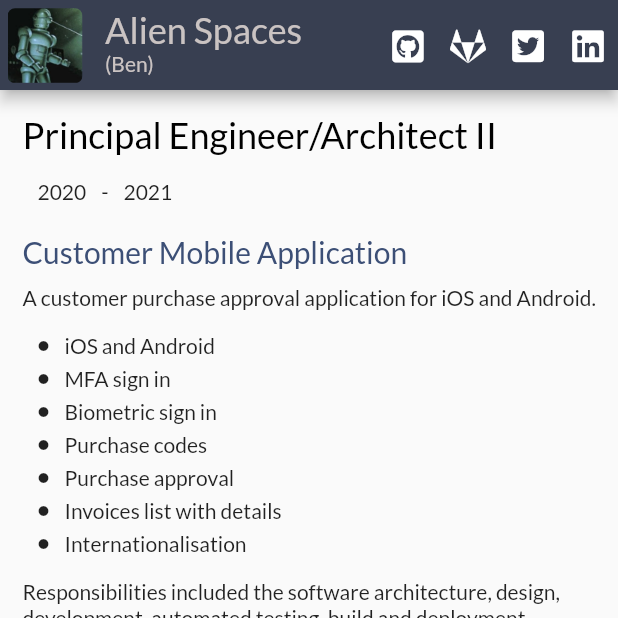
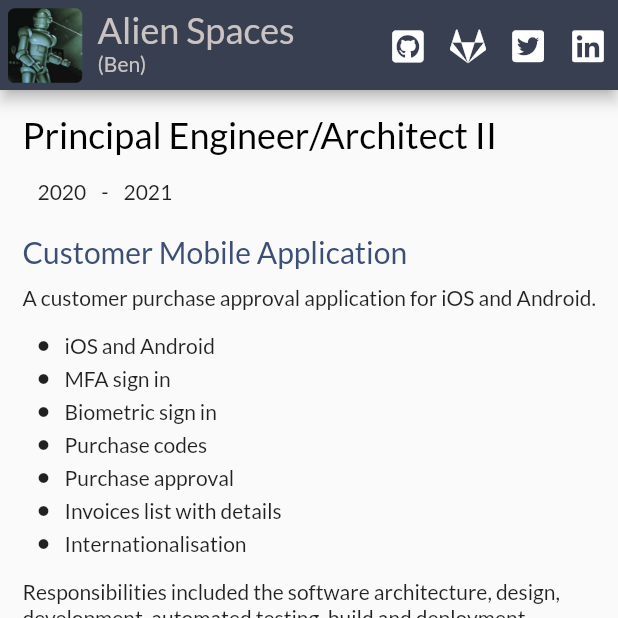
Before and after one commit to alienspaces/alienspaces-homepage, a Flutter app: the screen it shows after launch, on a phone screen of 412 x 824 dp, the top half of it. Run offline on Flutter 3.47's test engine with Material 2 defaults, Android fonts, the phone set to English and light mode, and no system bars; our stand-ins replace google_fonts.

Commit message:
Updated web build

```diff
--- a/site/lib/widgets/header.dart
+++ b/site/lib/widgets/header.dart
@@ -38,7 +38,7 @@ class HeaderWidget extends StatelessWidget implements PreferredSizeWidget {
             Container(
               width: 50,
               height: 50,
-              margin: EdgeInsets.only(top: 5, right: 15),
+              margin: EdgeInsets.only(top: 5, right: 10),
               child: ClipRRect(
                 borderRadius: BorderRadius.circular(5),
                 child: Image.asset(
```
Also changed, not shown: 3 other files.
